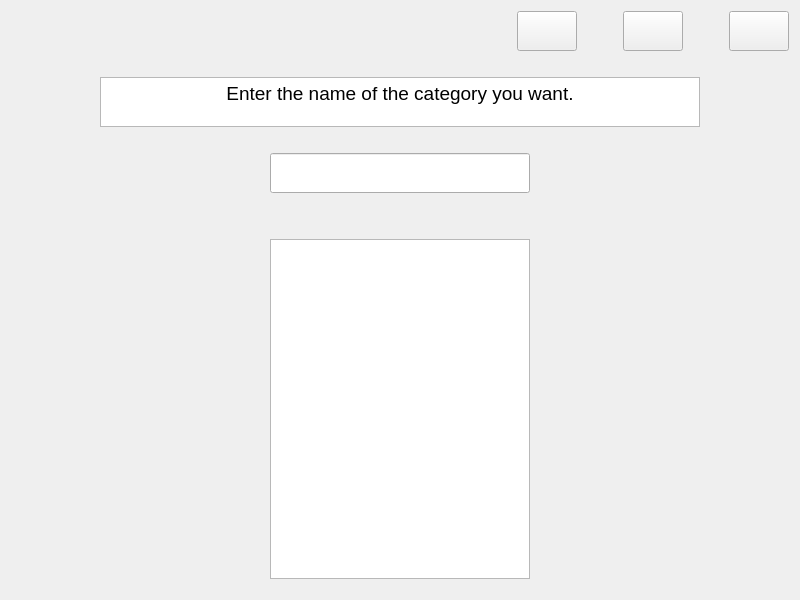
Above: Project/show_category.ui from AminNaghiyan/uiap92_project before the change. Below: the same form after it.
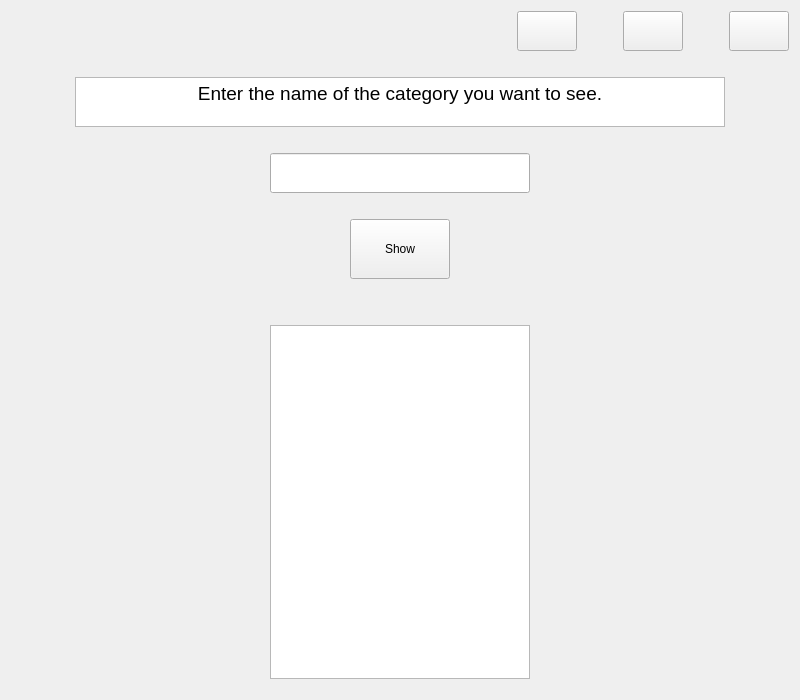
That is the form after the change. Icons and pictures are not drawn.

```diff
--- a/Project/show_category.ui
+++ b/Project/show_category.ui
@@ -7,7 +7,7 @@
     <x>0</x>
     <y>0</y>
     <width>800</width>
-    <height>600</height>
+    <height>700</height>
    </rect>
   </property>
   <property name="windowTitle">
@@ -184,7 +184,7 @@
          </property>
          <property name="minimumSize">
           <size>
-           <width>600</width>
+           <width>650</width>
            <height>0</height>
           </size>
          </property>
@@ -199,7 +199,7 @@
 &lt;html&gt;&lt;head&gt;&lt;meta name=&quot;qrichtext&quot; content=&quot;1&quot; /&gt;&lt;style type=&quot;text/css&quot;&gt;
 p, li { white-space: pre-wrap; }
 &lt;/style&gt;&lt;/head&gt;&lt;body style=&quot; font-family:'MS Shell Dlg 2'; font-size:8.05594pt; font-weight:400; font-style:normal;&quot;&gt;
-&lt;p align=&quot;center&quot; style=&quot; margin-top:0px; margin-bottom:0px; margin-left:0px; margin-right:0px; -qt-block-indent:0; text-indent:0px;&quot;&gt;&lt;span style=&quot; font-size:14pt;&quot;&gt;Enter the name of the category you want.&lt;/span&gt;&lt;/p&gt;&lt;/body&gt;&lt;/html&gt;</string>
+&lt;p align=&quot;center&quot; style=&quot; margin-top:0px; margin-bottom:0px; margin-left:0px; margin-right:0px; -qt-block-indent:0; text-indent:0px;&quot;&gt;&lt;span style=&quot; font-size:14pt;&quot;&gt;Enter the name of the category you want to see.&lt;/span&gt;&lt;/p&gt;&lt;/body&gt;&lt;/html&gt;</string>
          </property>
         </widget>
        </item>
@@ -277,6 +277,74 @@
        </item>
       </layout>
      </item>
+     <item>
+      <spacer name="verticalSpacer_5">
+       <property name="orientation">
+        <enum>Qt::Vertical</enum>
+       </property>
+       <property name="sizeType">
+        <enum>QSizePolicy::Fixed</enum>
+       </property>
+       <property name="sizeHint" stdset="0">
+        <size>
+         <width>20</width>
+         <height>20</height>
+        </size>
+       </property>
+      </spacer>
+     </item>
+     <item>
+      <layout class="QHBoxLayout" name="horizontalLayout_5">
+       <property name="topMargin">
+        <number>0</number>
+       </property>
+       <item>
+        <spacer name="horizontalSpacer_10">
+         <property name="orientation">
+          <enum>Qt::Horizontal</enum>
+         </property>
+         <property name="sizeHint" stdset="0">
+          <size>
+           <width>40</width>
+           <height>20</height>
+          </size>
+         </property>
+        </spacer>
+       </item>
+       <item>
+        <widget class="QPushButton" name="show">
+         <property name="sizePolicy">
+          <sizepolicy hsizetype="Fixed" vsizetype="Fixed">
+           <horstretch>0</horstretch>
+           <verstretch>0</verstretch>
+          </sizepolicy>
+         </property>
+         <property name="minimumSize">
+          <size>
+           <width>100</width>
+           <height>60</height>
+          </size>
+         </property>
+         <property name="text">
+          <string>Show</string>
+         </property>
+        </widget>
+       </item>
+       <item>
+        <spacer name="horizontalSpacer_11">
+         <property name="orientation">
+          <enum>Qt::Horizontal</enum>
+         </property>
+         <property name="sizeHint" stdset="0">
+          <size>
+           <width>40</width>
+           <height>20</height>
+          </size>
+         </property>
+        </spacer>
+       </item>
+      </layout>
+     </item>
      <item>
       <spacer name="verticalSpacer_4">
        <property name="orientation">
```
